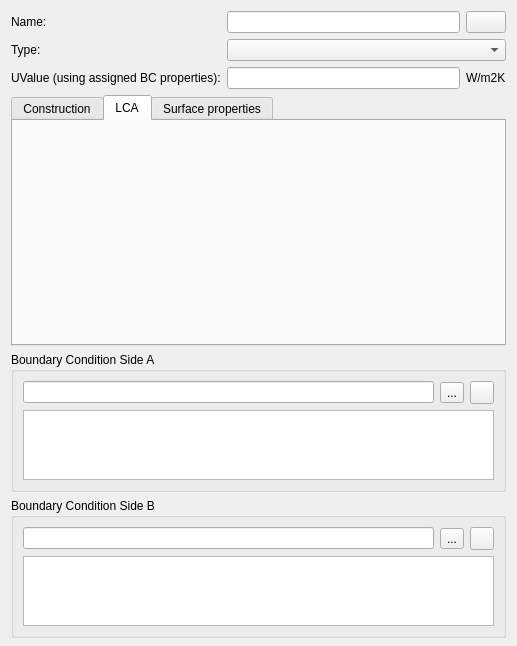
Qt form SIM-VICUS/src/SVDBComponentEditWidget.ui (ghorwin/SIM-VICUS) before a commit.
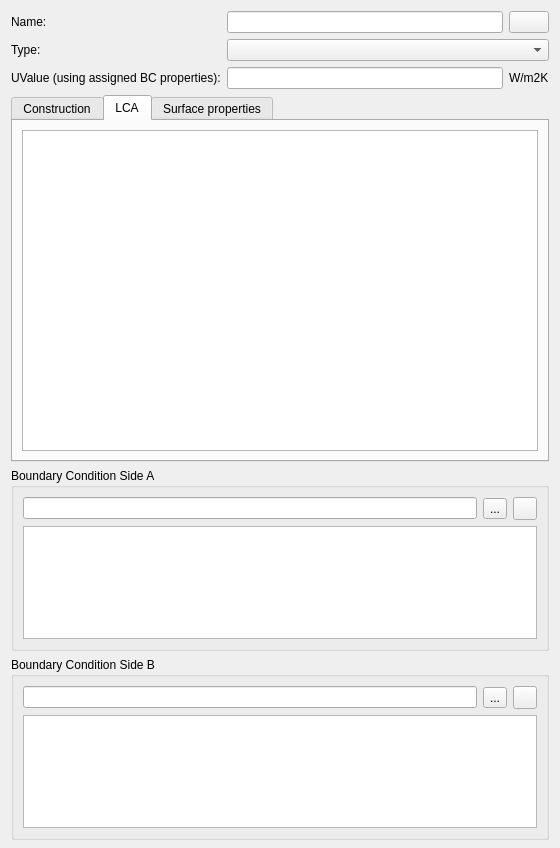
The same form after that commit. The open tabs and pages were chosen to show the change. Icons and pictures are not drawn. Custom widgets are drawn as their Qt base class.

Commit message: Updates in Component Edit Widget

What changed in the file:
```diff
--- a/SIM-VICUS/src/SVDBComponentEditWidget.ui
+++ b/SIM-VICUS/src/SVDBComponentEditWidget.ui
@@ -6,8 +6,8 @@
    <rect>
     <x>0</x>
     <y>0</y>
-    <width>517</width>
-    <height>646</height>
+    <width>560</width>
+    <height>848</height>
    </rect>
   </property>
   <property name="sizePolicy">
@@ -190,6 +190,11 @@
       <attribute name="title">
        <string>LCA</string>
       </attribute>
+      <layout class="QGridLayout" name="gridLayout_5">
+       <item row="0" column="0">
+        <widget class="QTableWidget" name="tableWidgetLca"/>
+       </item>
+      </layout>
      </widget>
      <widget class="QWidget" name="tabSurface">
       <attribute name="title">
@@ -339,11 +344,6 @@
   </layout>
  </widget>
  <customwidgets>
-  <customwidget>
-   <class>QtExt::ColorButton</class>
-   <extends>QPushButton</extends>
-   <header location="global">QtExt_ColorButton.h</header>
-  </customwidget>
   <customwidget>
    <class>QtExt::LanguageStringEditWidget1</class>
    <extends>QLineEdit</extends>
@@ -358,6 +358,14 @@
     <signal>editingFinishedSuccessfully()</signal>
    </slots>
   </customwidget>
+  <customwidget>
+   <class>QtExt::ColorButton</class>
+   <extends>QPushButton</extends>
+   <header location="global">QtExt_ColorButton.h</header>
+   <slots>
+    <signal>colorChanged()</signal>
+   </slots>
+  </customwidget>
   <customwidget>
    <class>QtExt::ConstructionView</class>
    <extends>QGraphicsView</extends>
```
Left out of the diff: 2 changed lines with no effect on the pictures. The commit also changes 2 other files.
